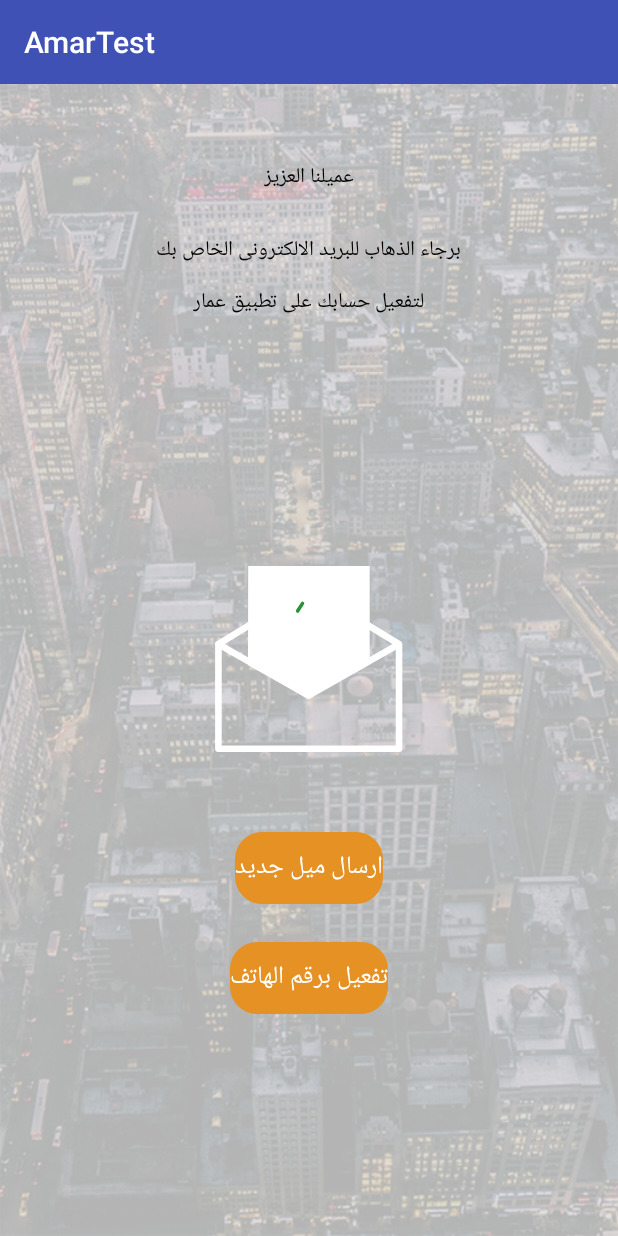
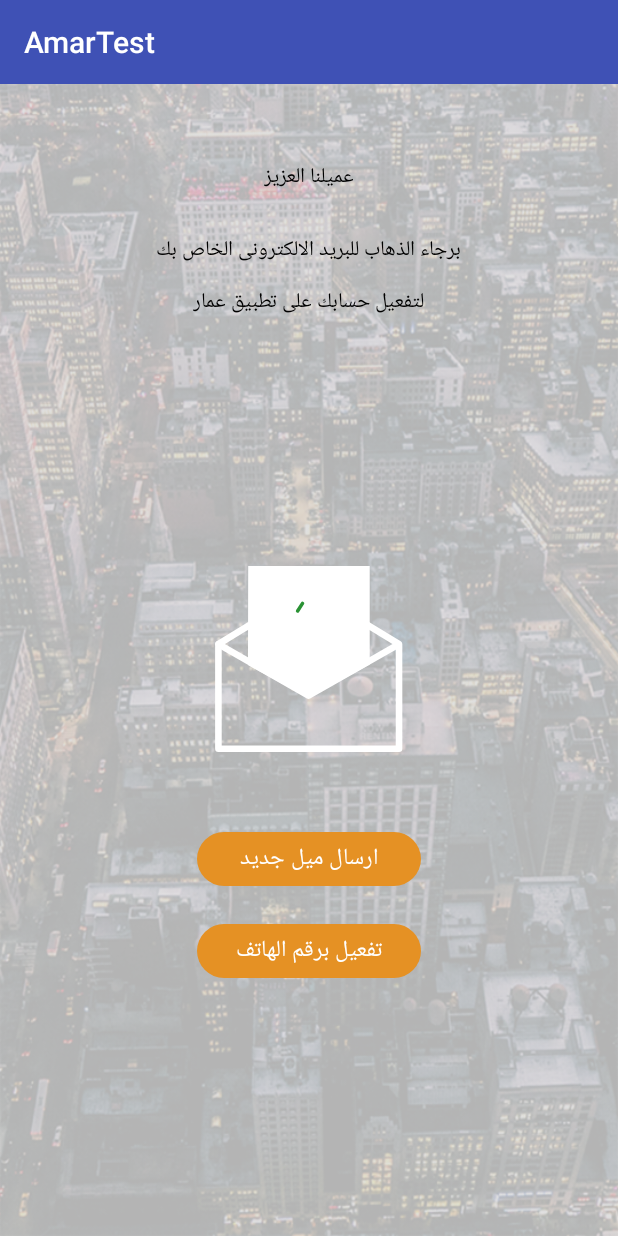
Before and after one commit to Dp-Android-2018/AmarApp, an Android app: the ActivationActivity screen opened directly, with no data from a screen before it, on a phone screen of 412 x 824 dp. Run offline under Robolectric (Android 15) with nearby library versions, the phone set to English and light mode, and no system bars; our stand-ins replace Firebase (no records; nobody signed in at launch, a user with empty details on screens opened directly), RxJava, data binding; 4 statements that could not run were skipped.

Commit message:
123 message

```diff
--- a/app/src/main/java/dp/com/amarapp/view/activity/ActivationActivity.java
+++ b/app/src/main/java/dp/com/amarapp/view/activity/ActivationActivity.java
@@ -19,6 +19,7 @@ public class ActivationActivity extends AppCompatActivity implements BaseInterfa
     @Override
     protected void onCreate(@Nullable Bundle savedInstanceState) {
         super.onCreate(savedInstanceState);
+        System.out.println("Hello Amar");
         initBinding();
     }
 
--- a/app/src/main/res/layout/activity_activation.xml
+++ b/app/src/main/res/layout/activity_activation.xml
@@ -63,24 +63,24 @@
         android:id="@+id/lottie"/>
     <Button
         android:background="@drawable/button_shape"
-        android:layout_width="wrap_content"
-        android:layout_height="wrap_content"
+        android:layout_width="@dimen/dp149w"
+        android:layout_height="@dimen/dp36h"
         android:layout_centerHorizontal="true"
         android:layout_below="@id/lottie"
         android:layout_marginTop="40dp"
         android:text="@string/send_new_mail"
-        android:textSize="16.7sp"
+        android:textSize="@dimen/sp15"
         android:textColor="@color/text_color"
         android:id="@+id/send_new_mail"
         android:onClick="@{ActivationViewModel::sendNewMail}"/>
     <Button
         android:background="@drawable/button_shape"
-        android:layout_width="wrap_content"
-        android:layout_height="wrap_content"
+        android:layout_width="@dimen/dp149w"
+        android:layout_height="@dimen/dp36h"
         android:layout_centerHorizontal="true"
         android:layout_below="@id/send_new_mail"
         android:layout_marginTop="25dp"
-        android:textSize="16.7sp"
+        android:textSize="@dimen/sp15"
         android:textColor="@color/text_color"
         android:text="@string/active_with_phone"
         android:id="@+id/acctive_phone"
```
